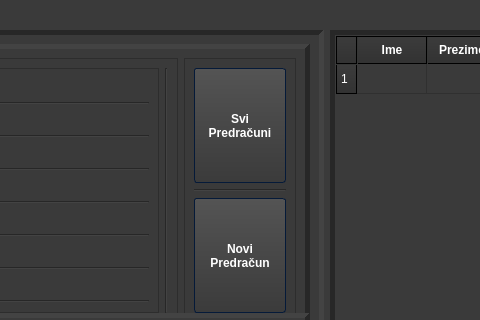
4ntim4tter/Budget-Flow, file untitled.ui: the form before one commit; both pictures show x 548 to 1028 and y 0 to 320 of the 1274 by 729 pixel window.
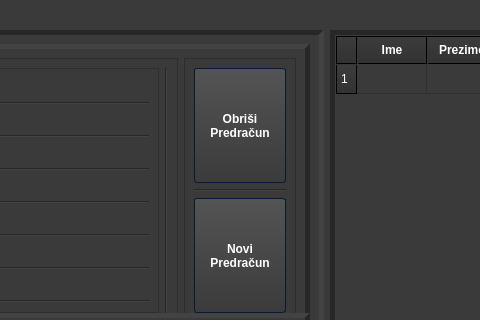
The form after the commit. Icons and pictures are not drawn.

What changed in the file:
```diff
--- a/untitled.ui
+++ b/untitled.ui
@@ -2285,8 +2285,8 @@
                 </font>
                </property>
                <property name="text">
-                <string>Svi
-Predračuni</string>
+                <string>Obriši
+Predračun</string>
                </property>
                <property name="flat">
                 <bool>false</bool>
```
Left out of the diff: 2 changed lines with no effect on the pictures.
